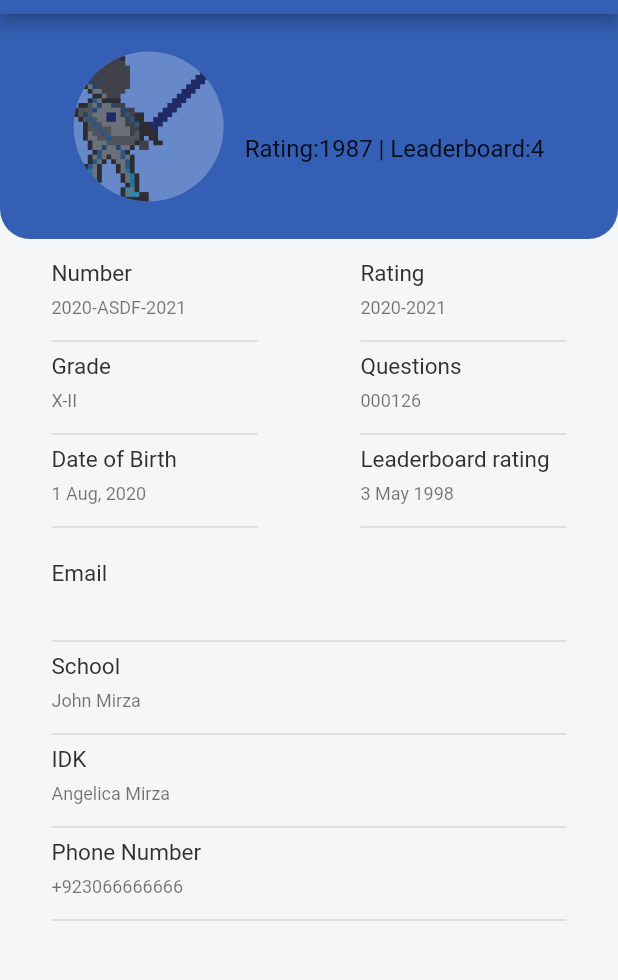
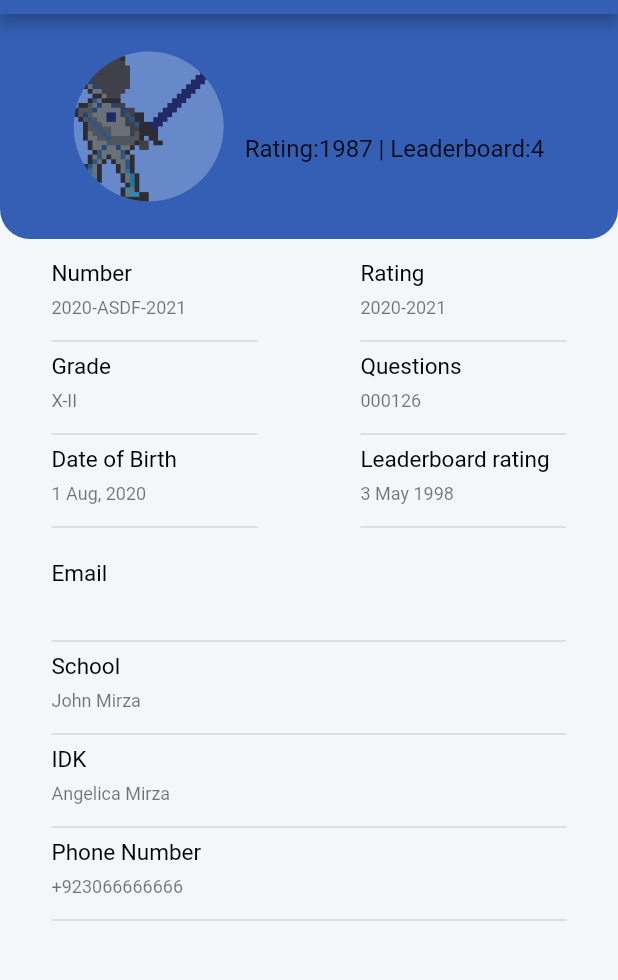
Before and after one commit to chillit/projectNIS, a Flutter app: the MyProfileScreen screen opened directly, on a phone screen of 412 x 824 dp, the part 70-1050 px from its top. Run offline on Flutter 3.47's test engine with Material 2 defaults, Android fonts, the light colour scheme and no system bars; our stand-ins replace firebase_auth, firebase_core, google_fonts, shared_preferences; accounts and stored records are empty.

```diff
--- a/lets_go/lib/constans.dart
+++ b/lets_go/lib/constans.dart
@@ -4,12 +4,12 @@ import 'package:google_fonts/google_fonts.dart';
 //colors
 const Color kPrimaryColor = Color(0xFF345FB4);
 const Color kSecondaryColor = Color(0xFF6789CA);
-const Color kTextBlackColor = Color(0xFF313131);
+const Color kTextBlackColor = Color(0xFF000000);
 const Color kTextWhiteColor = Color(0xFFFFFFFF);
 const Color kContainerColor = Color(0xFF777777);
 const Color kOtherColor = Color(0xFFF4F6F7);
 const Color kTextLightColor = Color(0xFFA5A5A5);
-const Color kErrorBorderColor = Color(0xFFE74C3C);
+const Color kErrorBorderColor = Color(0xFFFF0000);
 
 //default value
 const kDefaultPadding = 14.0;
--- a/lets_go/lib/screens/FabTabs.dart
+++ b/lets_go/lib/screens/FabTabs.dart
@@ -1,5 +1,4 @@
 import 'package:firebase_auth/firebase_auth.dart';
-import 'package:lets_go/screens/Register.dart';
 import 'package:lets_go/screens/quiz/home.dart';
 import 'package:lets_go/screens/more.dart';
 import 'package:lets_go/screens/profile.dart';
--- a/lets_go/lib/shared_prefs.dart
+++ b/lets_go/lib/shared_prefs.dart
@@ -11,11 +11,11 @@ class SharedPrefs {
     _sharedPrefs?.clear();
   }
 
-  bool get isSigned => _sharedPrefs!.getBool('isSigned')!;
+  //bool get isSigned => _sharedPrefs!.getBool('isSigned')!;
 
-  set isSigned(bool value) {
+  /*set isSigned(bool value) {
     _sharedPrefs?.setBool('isSigned', value);
-  }
+  }*/
 
   String get username => _sharedPrefs!.getString('username')!;
 
```
Also changed, not shown: lets_go/lib/main.dart (+5 -4 lines), lets_go/lib/screens/Login.dart (+11 -4 lines), lets_go/lib/screens/Register.dart (+9 -1 lines).
